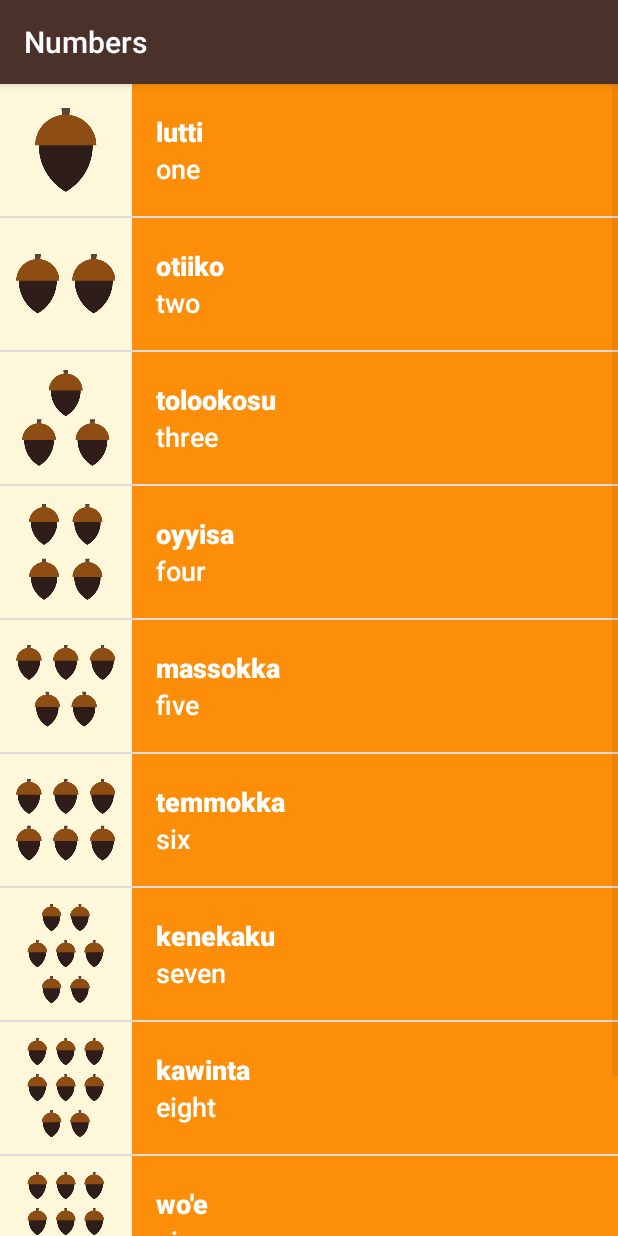
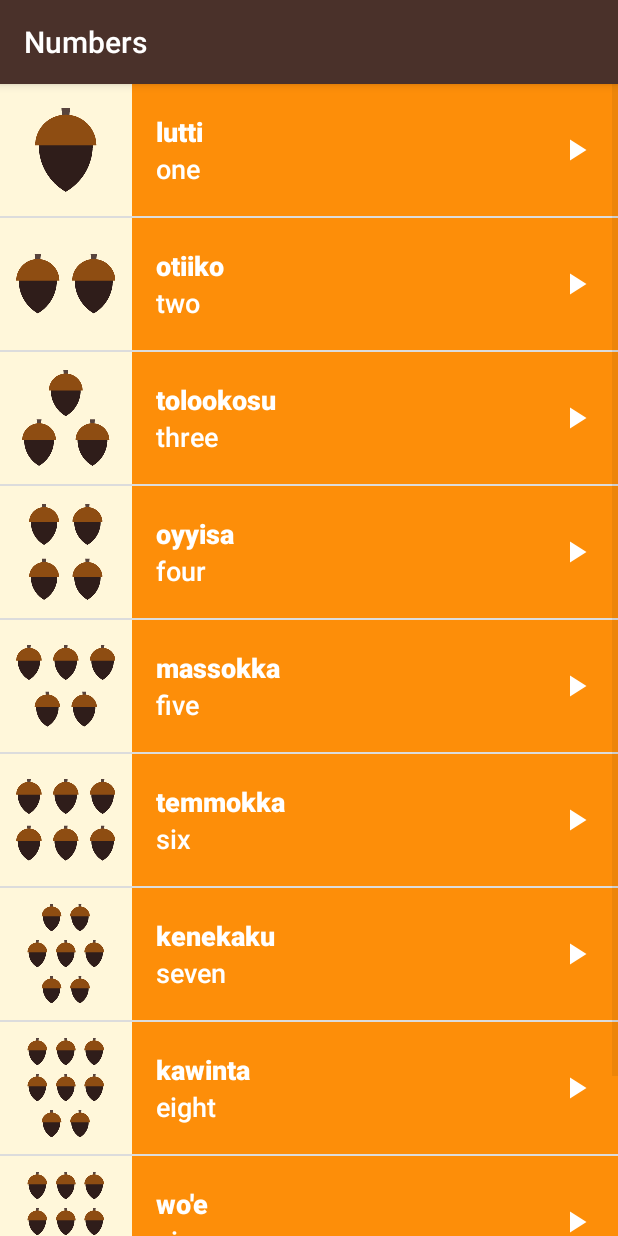
Before and after one commit to Homeye/Udacity-Android-Basics-Nanodegree-by-Google, an Android app: the NumbersActivity screen opened directly, with no data from a screen before it, on a phone screen of 412 x 824 dp. Run offline under Robolectric (Android 15) with nearby library versions, the phone set to English and light mode, and no system bars.

Commit message:
added play arrow

```diff
--- a/ud839_Miwok-Starter-code/app/src/main/res/layout/list_item.xml
+++ b/ud839_Miwok-Starter-code/app/src/main/res/layout/list_item.xml
@@ -1,8 +1,8 @@
 <?xml version="1.0" encoding="utf-8"?>
-<LinearLayout xmlns:android="http://schemas.android.com/apk/res/android"
+<RelativeLayout xmlns:android="http://schemas.android.com/apk/res/android"
     xmlns:tools="http://schemas.android.com/tools"
     android:layout_width="match_parent"
-    android:layout_height="wrap_content"
+    android:layout_height="@dimen/list_item_height"
     android:background="@color/tan_background"
     android:minHeight="@dimen/list_item_height"
     android:orientation="horizontal">
@@ -15,7 +15,11 @@
     <LinearLayout
         android:id="@+id/text_container"
         android:layout_width="match_parent"
-        android:layout_height="match_parent"
+        android:layout_height="@dimen/list_item_height"
+        android:layout_alignParentBottom="true"
+        android:layout_alignParentRight="true"
+        android:layout_alignParentTop="true"
+        android:layout_toRightOf="@id/image"
         android:orientation="vertical"
         android:paddingLeft="16dp">
 
@@ -42,5 +46,13 @@
 
     </LinearLayout>
 
+    <ImageView
+        android:layout_width="24dp"
+        android:layout_height="24dp"
+        android:layout_alignParentRight="true"
+        android:layout_centerVertical="true"
+        android:layout_marginRight="16dp"
+        android:src="@drawable/ic_play_arrow_white_24dp" />
 
-</LinearLayout>
+
+</RelativeLayout>
```
Also changed, not shown: ud839_Miwok-Starter-code/app/src/main/res/drawable-hdpi/ic_play_arrow_white_24dp.png (added), ud839_Miwok-Starter-code/app/src/main/res/drawable-mdpi/ic_play_arrow_white_24dp.png (added), ud839_Miwok-Starter-code/app/src/main/res/drawable-xhdpi/ic_play_arrow_white_24dp.png (added), ud839_Miwok-Starter-code/app/src/main/res/drawable-xxhdpi/ic_play_arrow_white_24dp.png (added), ud839_Miwok-Starter-code/app/src/main/res/drawable-xxxhdpi/ic_play_arrow_white_24dp.png (added).
